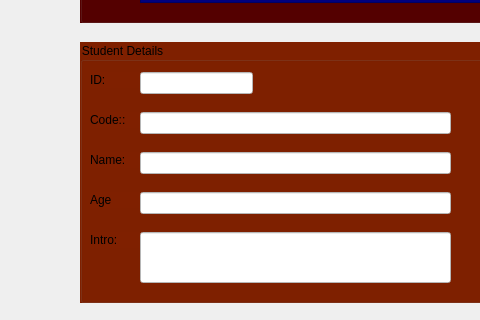
The window that blog49/MainUiBlog49.ui (ainhing/codeML) describes before a commit, drawn with Qt 5; both pictures show x 0 to 480 and y 408 to 728 of the 800 by 954 pixel window.
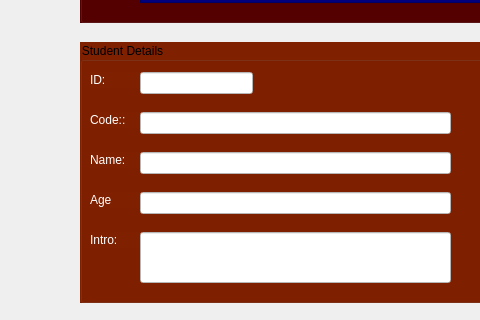
The same window after the commit. Icons and pictures are not drawn.

Patch:
```diff
--- a/blog49/MainUiBlog49.ui
+++ b/blog49/MainUiBlog49.ui
@@ -119,6 +119,9 @@
        <height>16</height>
       </rect>
      </property>
+     <property name="styleSheet">
+      <string notr="true">color: rgb(255, 255, 255);</string>
+     </property>
      <property name="text">
       <string>ID:</string>
      </property>
@@ -146,6 +149,9 @@
        <height>16</height>
       </rect>
      </property>
+     <property name="styleSheet">
+      <string notr="true">color: rgb(255, 255, 255);</string>
+     </property>
      <property name="text">
       <string>Code::</string>
      </property>
@@ -172,6 +178,9 @@
        <height>16</height>
       </rect>
      </property>
+     <property name="styleSheet">
+      <string notr="true">color: rgb(255, 255, 255);</string>
+     </property>
      <property name="text">
       <string>Name:</string>
      </property>
@@ -198,6 +207,9 @@
        <height>16</height>
       </rect>
      </property>
+     <property name="styleSheet">
+      <string notr="true">color: rgb(255, 255, 255);</string>
+     </property>
      <property name="text">
       <string>Age</string>
      </property>
@@ -224,6 +236,9 @@
        <height>16</height>
       </rect>
      </property>
+     <property name="styleSheet">
+      <string notr="true">color: rgb(255, 255, 255);</string>
+     </property>
      <property name="text">
       <string>Intro:</string>
      </property>
```
Left out of the diff: 18 changed lines with no effect on the pictures.
